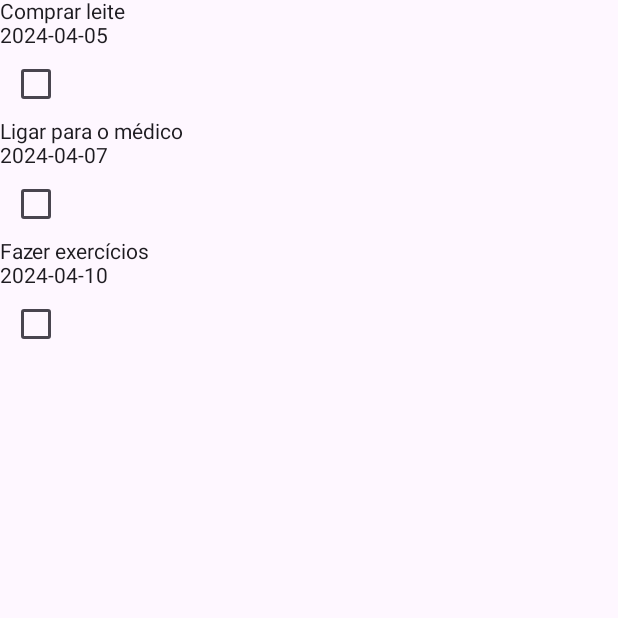
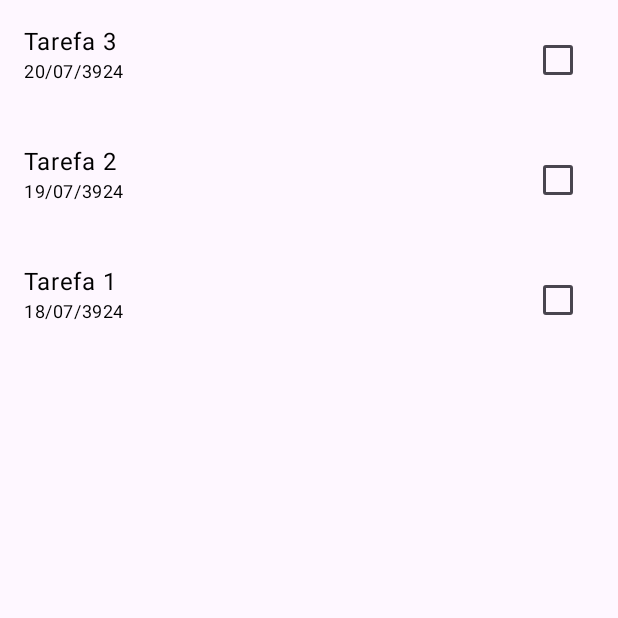
Before and after one commit to windcarvalho/LoginLLMTest, an Android app built with Jetpack Compose: the Tela_Compose_2 screen opened directly, with no data from a screen before it, on a phone screen of 412 x 824 dp, the top half of it. Run offline under Robolectric (Android 15) with nearby library versions, the phone set to English and light mode, and no system bars.

Commit message:
tela 2 compose gpt4

```diff
--- a/app/src/main/java/org/ufc/great/llm/screens/Tela_Compose_2.kt
+++ b/app/src/main/java/org/ufc/great/llm/screens/Tela_Compose_2.kt
@@ -6,60 +6,115 @@ import androidx.activity.compose.setContent
 import androidx.compose.foundation.layout.*
 import androidx.compose.foundation.lazy.LazyColumn
 import androidx.compose.foundation.lazy.items
+import androidx.compose.foundation.text.BasicText
 import androidx.compose.runtime.*
 import androidx.compose.material3.Checkbox
 import androidx.compose.material3.MaterialTheme
 import androidx.compose.material3.Surface
 import androidx.compose.material3.Text
+import androidx.compose.material3.Typography
+import androidx.compose.material3.lightColorScheme
+import androidx.compose.ui.Modifier
+import androidx.compose.ui.graphics.Color
 import androidx.compose.ui.tooling.preview.Preview
+import androidx.compose.ui.unit.dp
+import java.text.SimpleDateFormat
+import java.util.Date
+import java.util.Locale
 
 class Tela_Compose_2 : AppCompatActivity() {
+
+    data class Task(
+        val id: Int,
+        val description: String,
+        val date: Date,
+        var isChecked: Boolean
+    )
+
     override fun onCreate(savedInstanceState: Bundle?) {
         super.onCreate(savedInstanceState)
         setContent {
-            TaskListScreen(
-                tasks = listOf(
-                    Task("Comprar leite", "2024-04-05"),
-                    Task("Ligar para o médico", "2024-04-07"),
-                    Task("Fazer exercícios", "2024-04-10")
-                )
-            )
-        }
-    }
-
-    data class Task(val name: String, val date: String)
-
-    @Composable
-    fun TaskListScreen(tasks: List<Task>) {
-        Surface(color = MaterialTheme.colorScheme.background) {
-            Column {
-                TaskList(tasks = tasks)
+            TaskListTheme {
+                TaskListScreen()
             }
         }
     }
 
     @Composable
-    fun TaskList(tasks: List<Task>) {
-        LazyColumn {
+    fun TaskItem(task: Task) {
+        var isChecked by remember { mutableStateOf(task.isChecked) }
+
+        Row(
+            modifier = Modifier
+                .fillMaxWidth()
+                .padding(16.dp),
+            horizontalArrangement = Arrangement.SpaceBetween
+        ) {
+            Column(
+                modifier = Modifier.weight(1f)
+            ) {
+                BasicText(text = task.description, style = MaterialTheme.typography.bodyLarge)
+                BasicText(
+                    text = SimpleDateFormat("dd/MM/yyyy", Locale.getDefault()).format(task.date),
+                    style = MaterialTheme.typography.bodySmall
+                )
+            }
+            Checkbox(
+                checked = isChecked,
+                onCheckedChange = {
+                    isChecked = it
+                    task.isChecked = it
+                }
+            )
+        }
+    }
+
+    @Composable
+    fun TaskListScreen() {
+        val tasks = remember {
+            mutableStateListOf(
+                Task(1, "Tarefa 1", Date(2024, 6, 18), false),
+                Task(2, "Tarefa 2", Date(2024, 6, 19), false),
+                Task(3, "Tarefa 3", Date(2024, 6, 20), false)
+            ).sortedByDescending { it.date }
+        }
+
+        LazyColumn(
+            modifier = Modifier.fillMaxSize()
+        ) {
             items(tasks) { task ->
-                TaskListItem(task = task)
+                TaskItem(task = task)
             }
         }
     }
 
+    private val LightColors = lightColorScheme(
+        primary = Color(0xFF6200EE),
+        secondary = Color(0xFF03DAC5),
+        background = Color(0xFFFFFFFF),
+        surface = Color(0xFFFFFFFF),
+        onPrimary = Color.White,
+        onSecondary = Color.Black,
+        onBackground = Color.Black,
+        onSurface = Color.Black,
+    )
+
     @Composable
-    fun TaskListItem(task: Task) {
-        Column {
-            Text(text = task.name)
-            Text(text = task.date)
-            Checkbox(checked = false, onCheckedChange = { /*TODO*/ })
-        }
+    fun TaskListTheme(content: @Composable () -> Unit) {
+        MaterialTheme(
+            colorScheme = LightColors,
+            typography = MaterialTheme.typography,
+            content = content
+        )
     }
+
 
     @Preview
     @Composable
     fun PreviewCadastroScreen() {
-        Tela_Compose_2()
+        TaskListTheme {
+            TaskListScreen()
+        }
     }
 }
 
```
Also changed, not shown: app/src/main/java/org/ufc/great/llm/screens/Tela_Compose_Access_2.kt (+60 -44 lines).
